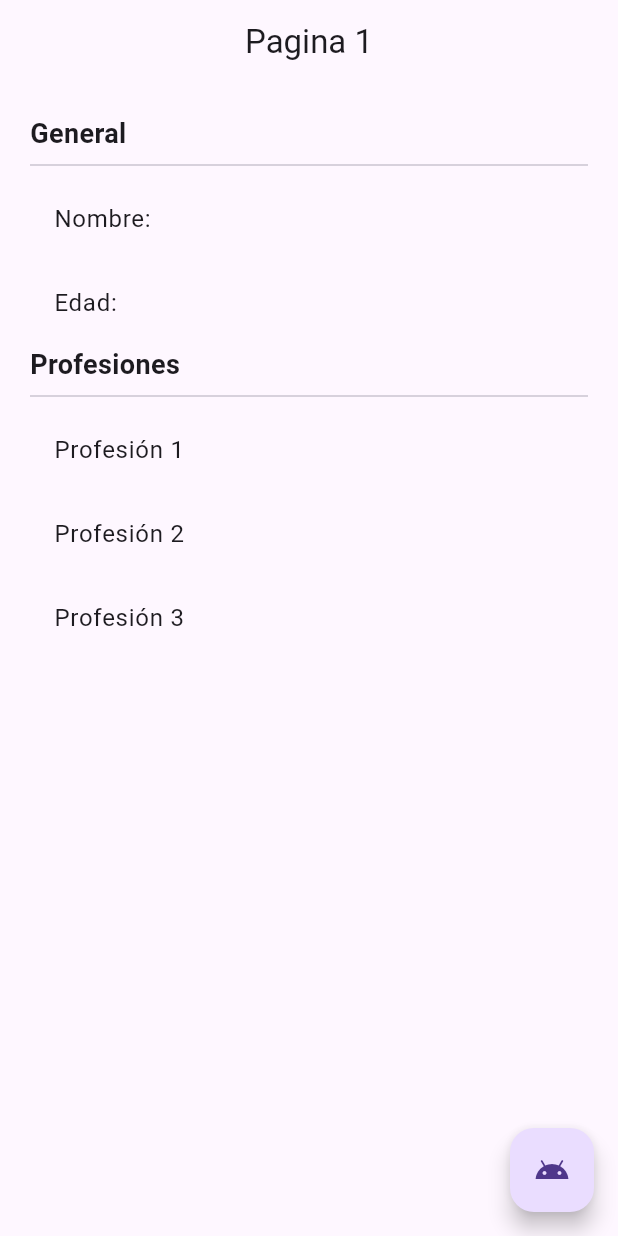
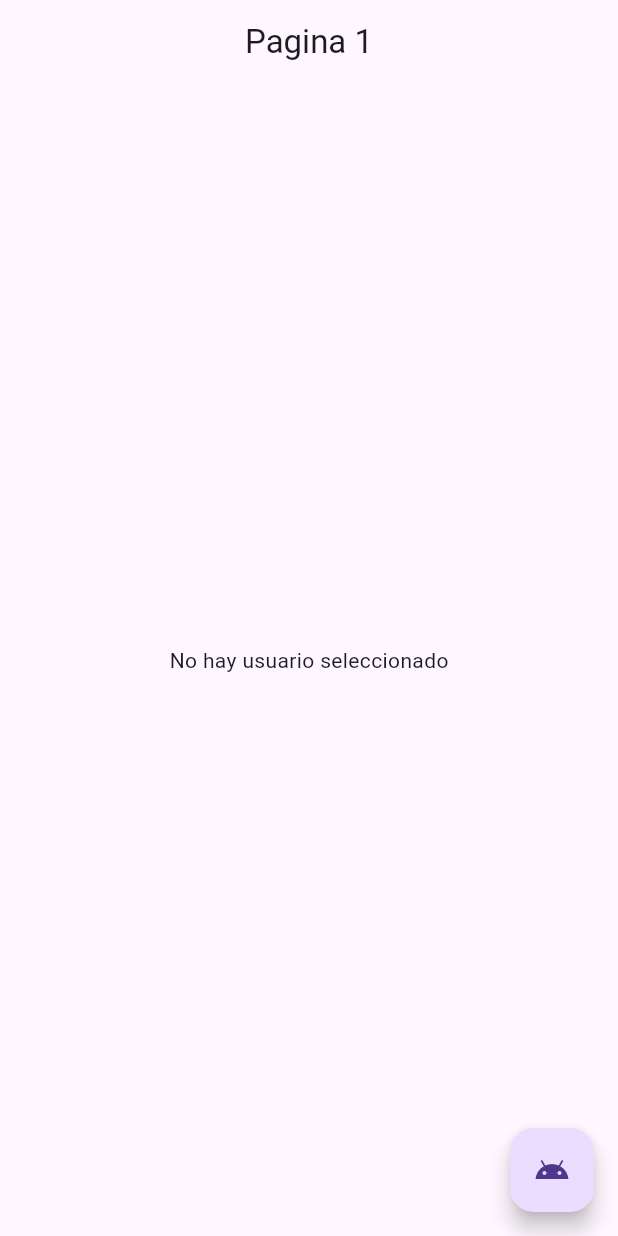
Before and after one commit to NabihUzcategui/Flutter-Estados, a Flutter app: the screen it shows after launch, on a phone screen of 412 x 824 dp. Run offline on Flutter 3.47's test engine with Material 3 defaults, Android fonts, the phone set to English and light mode, and no system bars; our stand-ins replace get.

```diff
--- /dev/null
+++ b/lib/controllers/usuario_controller.dart
@@ -0,0 +1,28 @@
+import 'package:flutter_estados/models/usuario.dart';
+import 'package:get/get.dart';
+
+class UsuarioController extends GetxController {
+  var existeUsuario = false.obs;
+  var usuario = Usuario().obs;
+
+  int get profesionesCount {
+    return usuario.value.profesiones.length;
+  }
+
+  void cargarusuario(Usuario pUsuario) {
+    existeUsuario.value = true;
+    usuario.value = pUsuario;
+  }
+
+  void cambiarEdad(int edad) {
+    usuario.update((val) {
+      val!.edad = edad;
+    });
+  }
+
+  void agregarProfesion(String profesion) {
+    usuario.update((val) {
+      val!.profesiones = [...val.profesiones, profesion];
+    });
+  }
+}
--- a/lib/main.dart
+++ b/lib/main.dart
@@ -1,7 +1,7 @@
 import 'package:flutter/material.dart';
 import 'package:flutter_estados/pages/pagina1_page.dart';
 import 'package:flutter_estados/pages/pagina2_page.dart';
-
+import 'package:get/get.dart';
 
 void main() => runApp(const MyApp());
 
@@ -10,14 +10,19 @@ class MyApp extends StatelessWidget {
 
   @override
   Widget build(BuildContext context) {
-    return MaterialApp(
+    return GetMaterialApp(
       debugShowCheckedModeBanner: false,
       title: 'Material App',
       initialRoute: 'pagina1',
-      routes: {
-        'pagina1':(context) => const Pagina1Page(),
-        'pagina2':(context) => const Pagina2Page(),
-      },
+      // routes: {
+      //   'pagina1': (context) => const Pagina1Page(),
+      //   'pagina2': (context) => const Pagina2Page(),
+      // },
+
+      getPages: [
+        GetPage(name: '/pagina1', page: () => const Pagina1Page()),
+        GetPage(name: '/pagina2', page: () => const Pagina2Page()),
+      ],
     );
   }
 }
--- a/lib/models/usuario.dart
+++ b/lib/models/usuario.dart
@@ -1,13 +1,13 @@
 // ignore_for_file: public_member_api_docs, sort_constructors_first
 
 class Usuario {
-  String nombre;
-  int edad;
+  String? nombre;
+  int? edad;
   List<String> profesiones;
 
   Usuario({
-    required this.nombre,
-    required this.edad,
-    required this.profesiones,
+    this.nombre,
+    this.edad,
+    this.profesiones = const [ ]
   });
 }
--- a/lib/pages/pagina1_page.dart
+++ b/lib/pages/pagina1_page.dart
@@ -1,63 +1,93 @@
-// ignore_for_file: prefer_const_constructors, prefer_const_literals_to_create_immutables
-
 import 'package:flutter/material.dart';
+import 'package:flutter_estados/controllers/usuario_controller.dart';
+import 'package:flutter_estados/models/usuario.dart';
+import 'package:get/get_instance/get_instance.dart';
+import 'package:get/get_state_manager/get_state_manager.dart';
+import 'package:get/route_manager.dart';
 
 class Pagina1Page extends StatelessWidget {
   const Pagina1Page({Key? key}) : super(key: key);
 
   @override
   Widget build(BuildContext context) {
+    final usuarioCtrl = Get.put(UsuarioController());
+
     return Scaffold(
       appBar: AppBar(
         centerTitle: true,
         title: const Text('Pagina 1'),
       ),
-      body: const InformacionUsuario(),
+      body: Obx(
+        () => usuarioCtrl.existeUsuario.value
+            ? InformacionUsuario(
+                usuario: usuarioCtrl.usuario.value,
+              )
+            : const NoInfo(),
+      ),
       floatingActionButton: FloatingActionButton(
         child: const Icon(Icons.android_rounded),
-        onPressed: () => Navigator.pushNamed(context, 'pagina2'),
+        // onPressed: () => Navigator.pushNamed(context, 'pagina2'),
+        // onPressed: () => Get.to(const Pagina2Page()),
+        onPressed: () => Get.toNamed('/pagina2', arguments: {
+          'nombre': 'Nabih Peña',
+          'edad:': 21,
+        }),
       ),
     );
   }
 }
 
+class NoInfo extends StatelessWidget {
+  const NoInfo({super.key});
+
+  @override
+  Widget build(BuildContext context) {
+    return const Center(
+      child: Text('No hay usuario seleccionado'),
+    );
+  }
+}
+
 class InformacionUsuario extends StatelessWidget {
-  const InformacionUsuario({super.key});
+  final Usuario usuario;
+
+  const InformacionUsuario({super.key, required this.usuario});
 
   @override
   Widget build(BuildContext context) {
     return Container(
       height: double.infinity,
       width: double.infinity,
-      padding: EdgeInsets.all(20.0),
+      padding: const EdgeInsets.all(20.0),
       child: Column(
         crossAxisAlignment: CrossAxisAlignment.start,
         children: [
-          Text(
+          const Text(
             'General',
             style: TextStyle(fontSize: 18.0, fontWeight: FontWeight.bold),
           ),
-          Divider(),
+          const Divider(),
           ListTile(
-            title: Text('Nombre: '),
+            title: Text('Nombre: ${usuario.nombre}'),
           ),
           ListTile(
-            title: Text('Edad: '),
+            title: Text('Edad: ${usuario.edad}'),
           ),
-          Text(
+          const Text(
             'Profesiones',
             style: TextStyle(fontSize: 18.0, fontWeight: FontWeight.bold),
           ),
-          Divider(),
-          ListTile(
-            title: Text('Profesión 1'),
-          ),
-          ListTile(
-            title: Text('Profesión 2'),
-          ),
-          ListTile(
-            title: Text('Profesión 3'),
-          ),
+          const Divider(),
+
+          ...usuario.profesiones.map(
+            (profesion) => ListTile(
+              title: Text(profesion),
+            ),
+          )
+
+          // ListTile(title: Text('Profesión 1')),
+          // ListTile(title: Text('Profesión 2')),
+          // ListTile(title: Text('Profesión 3')),
         ],
       ),
     );
```
Also changed, not shown: lib/pages/pagina2_page.dart (+39 -3 lines), pubspec.yaml (+6 -16 lines), pubspec.lock.
